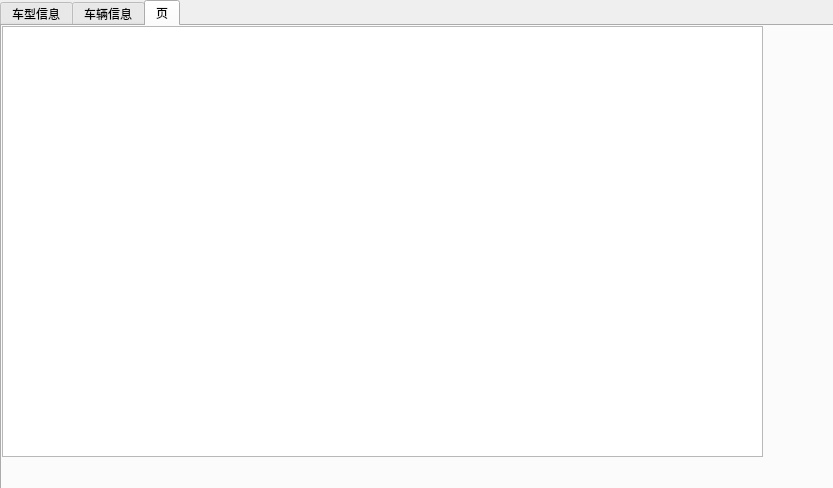
Old version of the form admin.ui in the repository TommyLee96/car-rent.
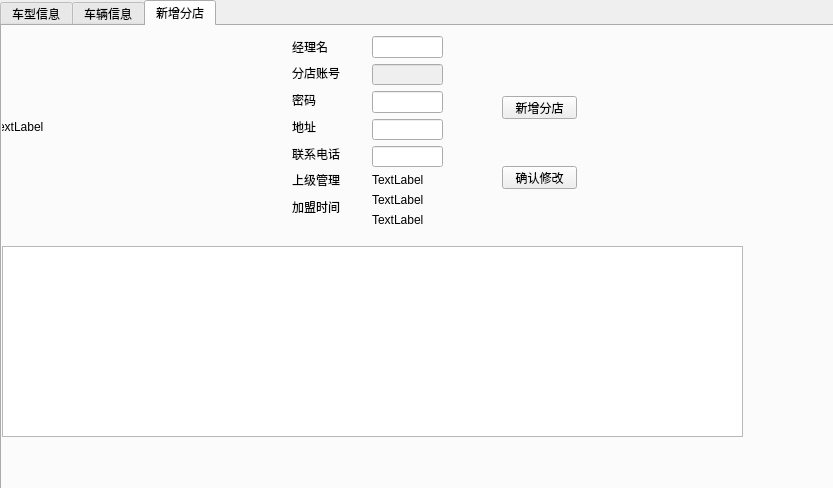
New version of the form. The open tabs and pages were chosen to show the change. Icons and pictures are not drawn.

```diff
--- a/admin.ui
+++ b/admin.ui
@@ -691,18 +691,173 @@
    </widget>
    <widget class="QWidget" name="tab_3">
     <attribute name="title">
-     <string>页</string>
+     <string>新增分店</string>
     </attribute>
     <widget class="QTableView" name="tableView_3">
      <property name="geometry">
       <rect>
        <x>0</x>
-       <y>0</y>
-       <width>761</width>
-       <height>431</height>
+       <y>220</y>
+       <width>741</width>
+       <height>191</height>
       </rect>
      </property>
     </widget>
+    <widget class="QPushButton" name="pushButton_8">
+     <property name="geometry">
+      <rect>
+       <x>500</x>
+       <y>70</y>
+       <width>75</width>
+       <height>23</height>
+      </rect>
+     </property>
+     <property name="text">
+      <string>新增分店</string>
+     </property>
+    </widget>
+    <widget class="QPushButton" name="pushButton_9">
+     <property name="geometry">
+      <rect>
+       <x>500</x>
+       <y>140</y>
+       <width>75</width>
+       <height>23</height>
+      </rect>
+     </property>
+     <property name="text">
+      <string>确认修改</string>
+     </property>
+    </widget>
+    <widget class="QWidget" name="verticalLayoutWidget_4">
+     <property name="geometry">
+      <rect>
+       <x>290</x>
+       <y>10</y>
+       <width>71</width>
+       <height>181</height>
+      </rect>
+     </property>
+     <layout class="QVBoxLayout" name="verticalLayout_4">
+      <item>
+       <widget class="QLabel" name="label_39">
+        <property name="text">
+         <string>经理名</string>
+        </property>
+       </widget>
+      </item>
+      <item>
+       <widget class="QLabel" name="label_31">
+        <property name="text">
+         <string>分店账号</string>
+        </property>
+       </widget>
+      </item>
+      <item>
+       <widget class="QLabel" name="label_32">
+        <property name="text">
+         <string>密码</string>
+        </property>
+       </widget>
+      </item>
+      <item>
+       <widget class="QLabel" name="label_34">
+        <property name="text">
+         <string>地址</string>
+        </property>
+       </widget>
+      </item>
+      <item>
+       <widget class="QLabel" name="label_33">
+        <property name="text">
+         <string>联系电话</string>
+        </property>
+       </widget>
+      </item>
+      <item>
+       <widget class="QLabel" name="label_35">
+        <property name="text">
+         <string>上级管理</string>
+        </property>
+       </widget>
+      </item>
+      <item>
+       <widget class="QLabel" name="label_36">
+        <property name="text">
+         <string>加盟时间</string>
+        </property>
+       </widget>
+      </item>
+     </layout>
+    </widget>
+    <widget class="QWidget" name="verticalLayoutWidget_5">
+     <property name="geometry">
+      <rect>
+       <x>370</x>
+       <y>10</y>
+       <width>71</width>
+       <height>191</height>
+      </rect>
+     </property>
+     <layout class="QVBoxLayout" name="verticalLayout_5">
+      <item>
+       <widget class="QLineEdit" name="lineEdit_22"/>
+      </item>
+      <item>
+       <widget class="QLineEdit" name="lineEdit_8">
+        <property name="enabled">
+         <bool>false</bool>
+        </property>
+       </widget>
+      </item>
+      <item>
+       <widget class="QLineEdit" name="lineEdit_13"/>
+      </item>
+      <item>
+       <widget class="QLineEdit" name="lineEdit_18"/>
+      </item>
+      <item>
+       <widget class="QLineEdit" name="lineEdit_19"/>
+      </item>
+      <item>
+       <widget class="QLabel" name="label_37">
+        <property name="text">
+         <string>TextLabel</string>
+        </property>
+       </widget>
+      </item>
+      <item>
+       <widget class="QLabel" name="label_38">
+        <property name="text">
+         <string>TextLabel</string>
+        </property>
+       </widget>
+      </item>
+      <item>
+       <widget class="QLabel" name="label_40">
+        <property name="text">
+         <string>TextLabel</string>
+        </property>
+       </widget>
+      </item>
+     </layout>
+    </widget>
+    <widget class="QLabel" name="label_41">
+     <property name="geometry">
+      <rect>
+       <x>-10</x>
+       <y>10</y>
+       <width>281</width>
+       <height>181</height>
+      </rect>
+     </property>
+     <property name="styleSheet">
+      <string notr="true">image: url(:/4.jpg);</string>
+     </property>
+     <property name="text">
+      <string>TextLabel</string>
+     </property>
+    </widget>
    </widget>
   </widget>
  </widget>
```
Left out of the diff: 2 changed lines with no effect on the pictures.
